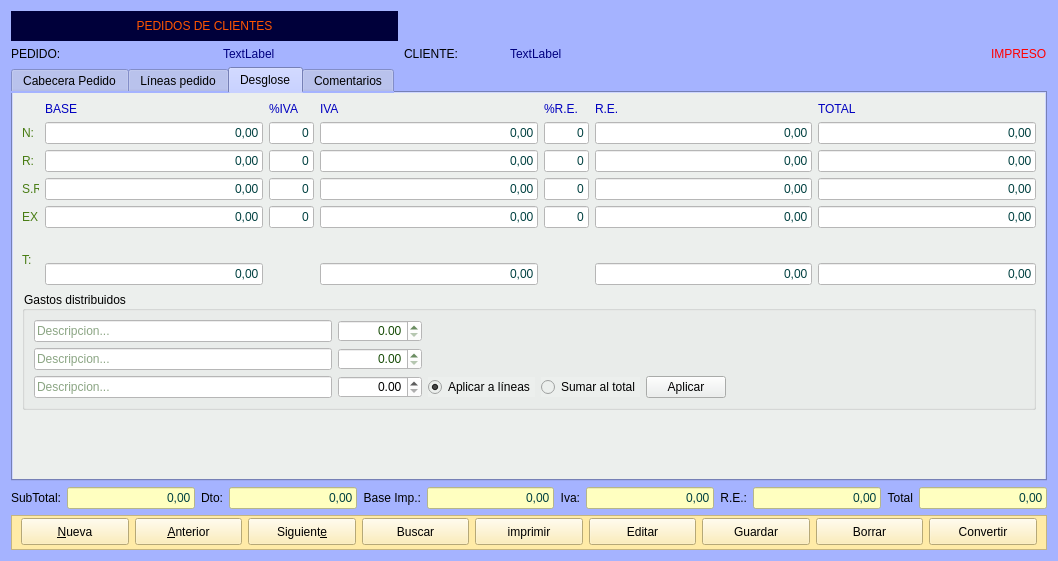
First picture: the form in Zona_Ventas/frmpedidos.ui, repository arcnexus/RedFoX, before the edit.
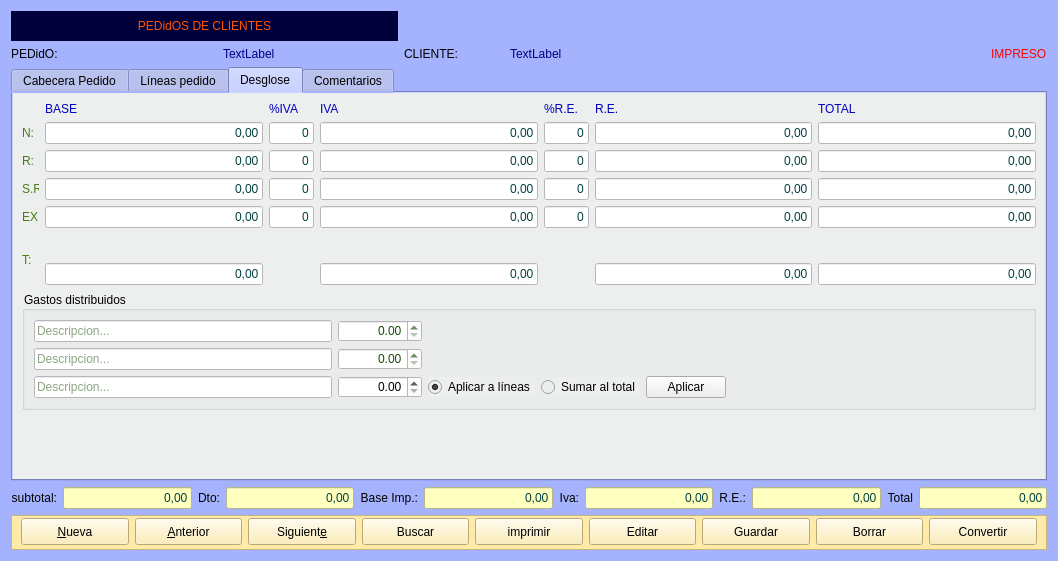
Second picture: the form after the edit. The open tabs and pages were chosen to show the change. Icons and pictures are not drawn.

```diff
--- a/Zona_Ventas/frmpedidos.ui
+++ b/Zona_Ventas/frmpedidos.ui
@@ -2114,7 +2114,7 @@
 background-color: rgb(0, 0, 58);</string>
      </property>
      <property name="text">
-      <string>PEDIDOS DE CLIENTES</string>
+      <string>PEDidOS DE CLIENTES</string>
      </property>
      <property name="alignment">
       <set>Qt::AlignCenter</set>
@@ -2142,7 +2142,7 @@
      <item>
       <widget class="QLabel" name="label_16">
        <property name="text">
-        <string>SubTotal:</string>
+        <string>subtotal:</string>
        </property>
        <property name="alignment">
         <set>Qt::AlignRight|Qt::AlignTrailing|Qt::AlignVCenter</set>
@@ -2361,7 +2361,7 @@
 color: rgb(0, 0, 0);</string>
      </property>
      <property name="text">
-      <string>PEDIDO:</string>
+      <string>PEDidO:</string>
      </property>
     </widget>
    </item>
```
Left out of the diff: 126 changed lines with no effect on the pictures.
